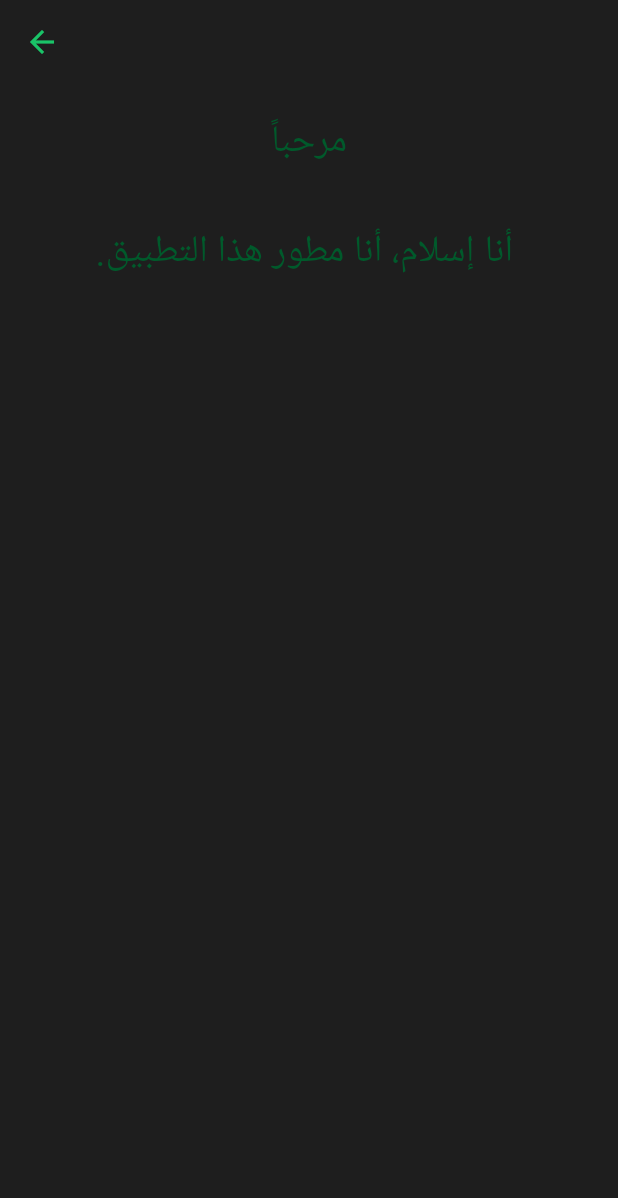
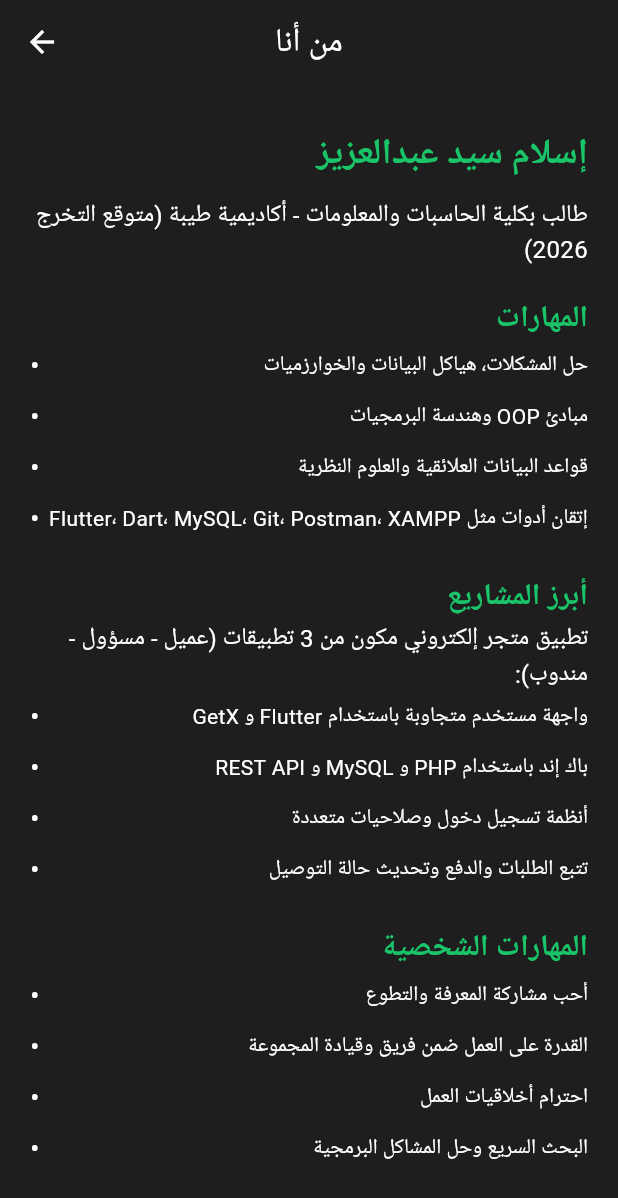
Before and after one commit to eslam281/es28, a Flutter app: the About_us screen opened by its route, on a phone screen of 412 x 824 dp. Shown: the top 1198 px of the screen. Run offline on Flutter 3.47's test engine with Material 3 defaults, Android fonts, the phone set to English and light mode, and no system bars; our stand-ins replace animated_splash_screen, connectivity_plus, dartz, flutter_compass, geolocator, get and 2 more; missing offline and left inert: drop_down_list, flutter_background_service; accounts and stored records are empty.

Commit message:
UI edit 4

```diff
--- a/lib/veiw/screen/drawer/Aboutus.dart
+++ b/lib/veiw/screen/drawer/Aboutus.dart
@@ -1,22 +1,167 @@
 import 'package:flutter/material.dart';
+import 'package:url_launcher/url_launcher.dart';
+import '../../../core/constant/color.dart';
 
-import '../../../core/constant/color.dart';
 class About_us extends StatelessWidget {
   const About_us({super.key});
 
   @override
   Widget build(BuildContext context) {
     return Scaffold(
-      appBar: AppBar(),
+      backgroundColor: AppColor.black,
+      appBar: AppBar(
+        backgroundColor: AppColor.black,
+        title: const Text(
+          'من أنا',
+          style: TextStyle(color: Colors.white),
+        ),
+        centerTitle: true,
+        iconTheme: const IconThemeData(color: Colors.white),
+      ),
+      body: Padding(
+        padding: const EdgeInsets.symmetric(horizontal: 20.0, vertical: 30),
+        child: SingleChildScrollView(
+          child: Column(
+            crossAxisAlignment: CrossAxisAlignment.end,
+            children: [
+              const Text(
+                'إسلام سيد عبدالعزيز',
+                style: TextStyle(
+                  fontSize: 24,
+                  color: AppColor.secondColor,
+                  fontWeight: FontWeight.bold,
+                ),
+                textDirection: TextDirection.rtl,
+              ),
+              const SizedBox(height: 10),
+              const Text(
+                'طالب بكلية الحاسبات والمعلومات - أكاديمية طيبة (متوقع التخرج 2026)',
+                style: TextStyle(fontSize: 16, color: Colors.white),
+                textDirection: TextDirection.rtl,
+              ),
+              const SizedBox(height: 20),
 
-      body: Container(
-      color:AppColor.black,
-      alignment:Alignment.topCenter,
-      padding:const EdgeInsets.all(20),
-        child: const Text(
-            "مرحباً \n\n أنا إسلام، أنا مطور هذا التطبيق.",
-          style:TextStyle(fontSize:25,color:AppColor.primaryColor),
-          textAlign:TextAlign.center,textDirection:TextDirection.rtl,))
-      ,);
+              sectionTitle('المهارات'),
+              bulletList([
+                'حل المشكلات، هياكل البيانات والخوارزميات',
+                'مبادئ OOP وهندسة البرمجيات',
+                'قواعد البيانات العلائقية والعلوم النظرية',
+                'إتقان أدوات مثل Flutter، Dart، MySQL، Git، Postman، XAMPP'
+              ]),
+
+              const SizedBox(height: 20),
+
+              sectionTitle('أبرز المشاريع'),
+              const Text(
+                'تطبيق متجر إلكتروني مكون من 3 تطبيقات (عميل - مسؤول - مندوب):',
+                style: TextStyle(fontSize: 16, color: Colors.white),
+                textDirection: TextDirection.rtl,
+              ),
+              bulletList([
+                'واجهة مستخدم متجاوبة باستخدام Flutter و GetX',
+                'باك إند باستخدام PHP و MySQL و REST API',
+                'أنظمة تسجيل دخول وصلاحيات متعددة',
+                'تتبع الطلبات والدفع وتحديث حالة التوصيل'
+              ]),
+
+              const SizedBox(height: 20),
+
+              sectionTitle('المهارات الشخصية'),
+              bulletList([
+                'أحب مشاركة المعرفة والتطوع',
+                'القدرة على العمل ضمن فريق وقيادة المجموعة',
+                'احترام أخلاقيات العمل',
+                'البحث السريع وحل المشاكل البرمجية'
+              ]),
+
+              const SizedBox(height: 20),
+
+              sectionTitle('معلومات التواصل'),
+              linkTile(
+                context,
+                title: '📧 aslamsydbdalzyzbry@gmail.com',
+                url: "mailto:aslamsydbdalzyzbry@gmail.com"
+              ),
+              const SizedBox(height: 10),
+
+              /// Clickable Links
+              linkTile(
+                context,
+                title: 'GitHub',
+                url: 'https://github.com/eslam281',
+              ),
+              const SizedBox(height: 10),
+              linkTile(
+                context,
+                title: 'LinkedIn',
+                url: 'https://linkedin.com/in/islam-sayed-a2a8b4259',
+              ),
+
+              const SizedBox(height: 40),
+            ],
+          ),
+        ),
+      ),
+    );
+  }
+
+  Widget sectionTitle(String text) {
+    return Text(
+      text,
+      style: const TextStyle(
+        fontSize: 20,
+        fontWeight: FontWeight.bold,
+        color: AppColor.secondColor,
+      ),
+      textDirection: TextDirection.rtl,
+    );
+  }
+
+  Widget bulletList(List<String> items) {
+    return Column(
+      crossAxisAlignment: CrossAxisAlignment.end,
+      children: items
+          .map((item) => Padding(
+        padding: const EdgeInsets.symmetric(vertical: 4),
+        child: Row(
+          mainAxisAlignment: MainAxisAlignment.end,
+          children: [
+            const Text('• ', style: TextStyle(color: Colors.white, fontSize: 18)),
+            Expanded(
+              child: Text(
+                item,
+                style: const TextStyle(color: Colors.white),
+                textAlign: TextAlign.right,
+                textDirection: TextDirection.rtl,
+              ),
+            ),
+          ],
+        ),
+      ))
+          .toList(),
+    );
+  }
+
+  Widget linkTile(BuildContext context, {required String title, required String url}) {
+    return InkWell(
+      onTap: () async {
+        if (await canLaunchUrl(Uri.parse(url))) {
+          await launchUrl(Uri.parse(url), mode: LaunchMode.externalApplication);
+        } else {
+          ScaffoldMessenger.of(context).showSnackBar(
+            const SnackBar(content: Text('تعذر فتح الرابط')),
+          );
+        }
+      },
+      child: Text(
+        '🔗 $title: $url',
+        style: const TextStyle(
+          color: Colors.blueAccent,
+          decoration: TextDecoration.underline,
+          fontSize: 16,
+        ),
+        textDirection: TextDirection.rtl,
+      ),
+    );
   }
 }
```
Also changed, not shown: 4 other files.
